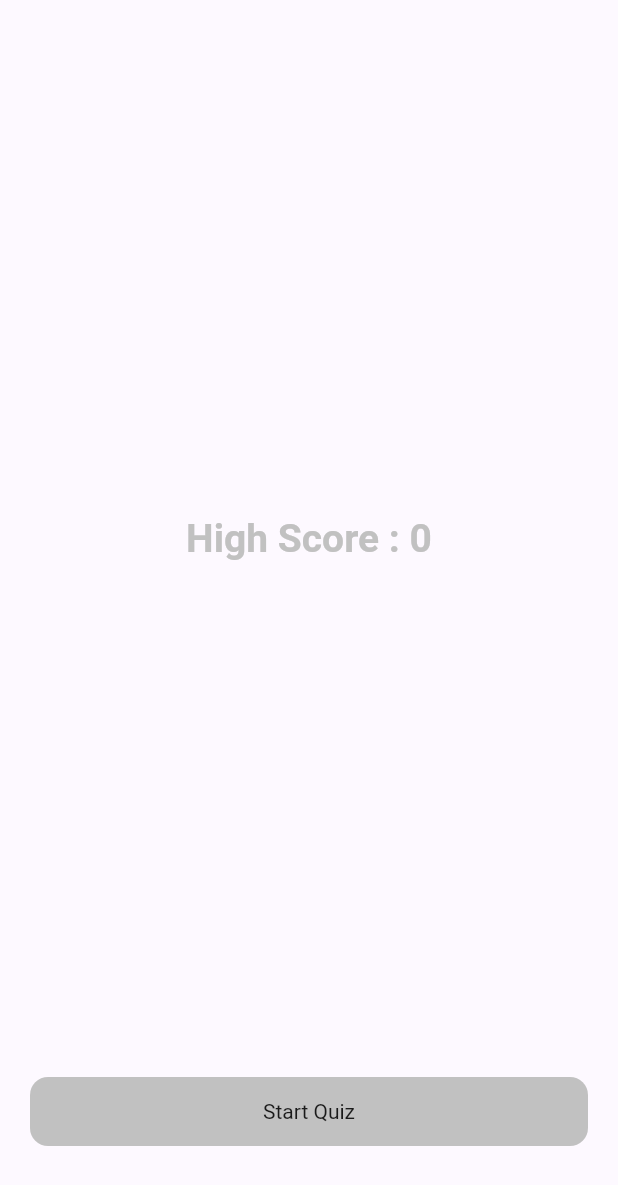
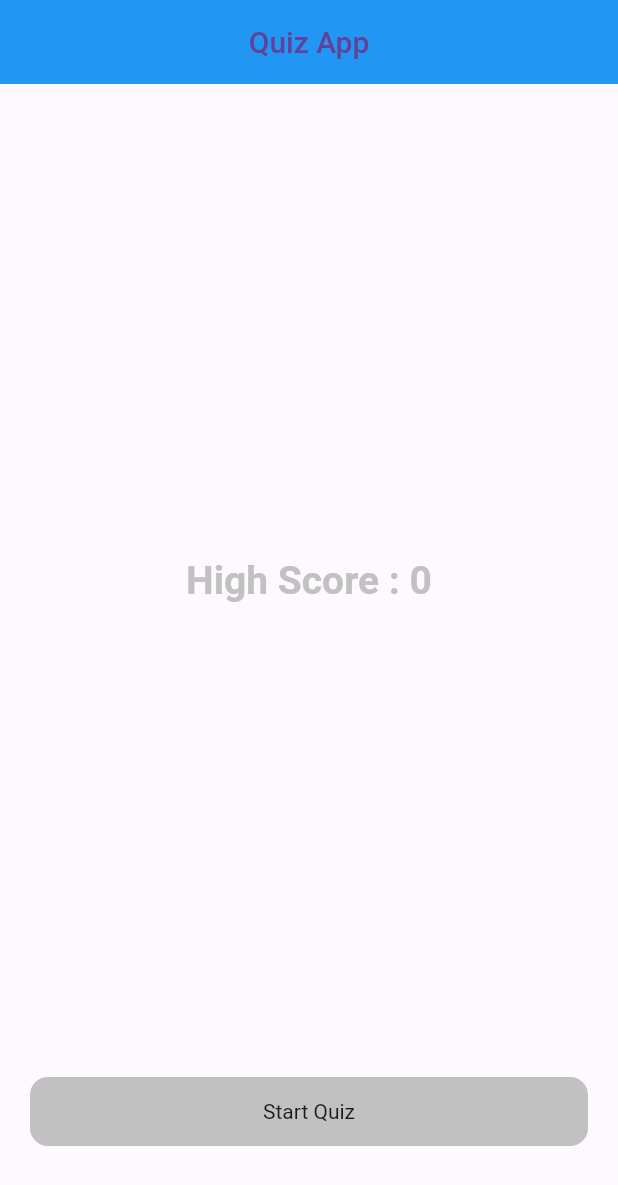
Before and after one commit to Abdulla-Al-Mued/QUIZ-APP2, a Flutter app: the screen it shows after launch, on a phone screen of 412 x 824 dp. Shown: the top 1185 px of the screen. Run offline on Flutter 3.47's test engine with Material 2 defaults, Android fonts, the phone set to English and light mode, and no system bars; our stand-ins replace get, shared_preferences.

Commit message:
finishing project

```diff
--- a/lib/Screens/HomePage.dart
+++ b/lib/Screens/HomePage.dart
@@ -23,6 +23,14 @@ class _HomePageState extends State<HomePage> {
 
     return Scaffold(
       backgroundColor: kBackgroundColor,
+      appBar: AppBar(
+        elevation: 0,
+        centerTitle: true,
+        title: const Text("Quiz App",
+            style: TextStyle(
+              color: Color(0Xff634099),
+            )),
+      ),
       body: Stack(
         children: [
           SafeArea(
```
